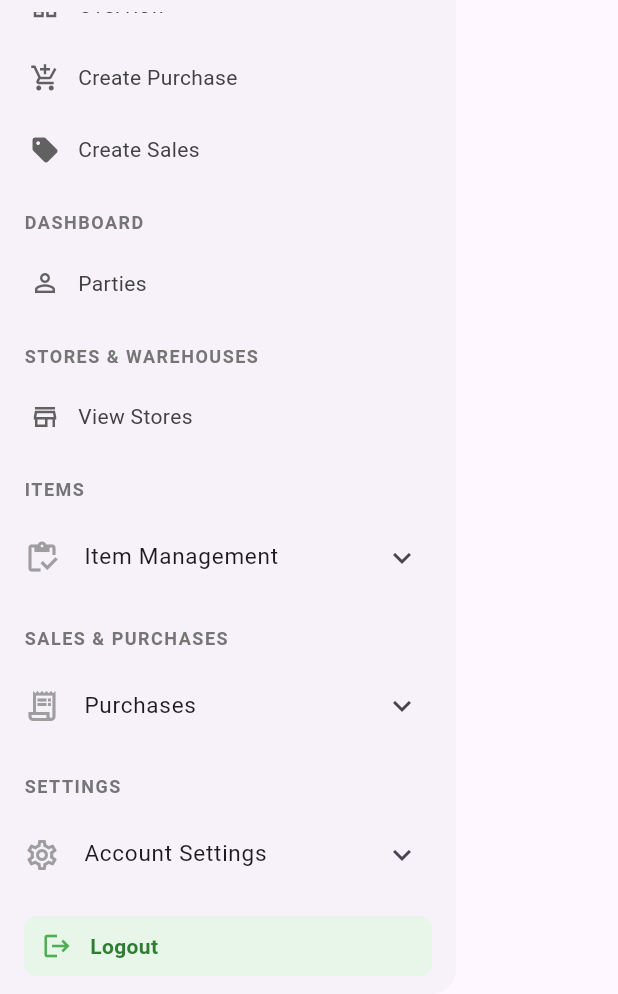
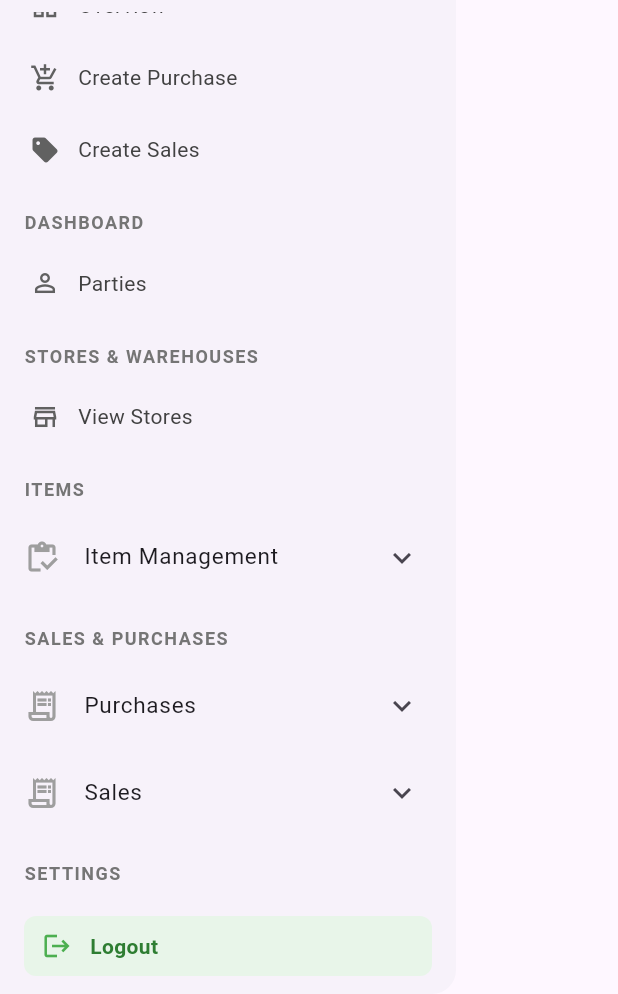
Before and after one commit to Greencreon-LLP-2/GreenBiller-Windows-App-v1, a Flutter app: the AdminSidebar widget shown alone on an empty page, opened directly, scrolled down 117 dp, on a phone screen of 412 x 824 dp, the part 242-1236 px from its top. Run offline on Flutter 3.47's test engine with Material 3 defaults, Android fonts, the phone set to English and light mode, and no system bars; our stand-ins replace barcode_widget, dio, file_picker, get, hive, hive_flutter and 6 more; missing offline and left inert: onesignal_flutter; accounts and stored records are empty; network calls fail.

Commit message:
started sales view

```diff
--- a/lib/core/gloabl_widgets/sidebar/admin_sidebar.dart
+++ b/lib/core/gloabl_widgets/sidebar/admin_sidebar.dart
@@ -253,6 +253,61 @@ class AdminSidebar extends StatelessWidget {
                       // as it requires a purchaseId and is accessed contextually
                     ],
                   ),
+                  ExpansionTile(
+                    leading: const Icon(
+                      Icons.receipt_long_outlined,
+                      color: Colors.grey,
+                    ),
+                    title: const Text("Sales", style: TextStyle(fontSize: 15)),
+                    childrenPadding: const EdgeInsets.only(left: 16),
+                    initiallyExpanded: [
+                      AppRoutes.viewPurchaseBills,
+                      AppRoutes.purchaseReturnView,
+                    ].contains(currentRoute),
+                    children: [
+                      _buildNavTile(
+                        title: "Sales History",
+                        icon: Icons.history,
+                        route: AppRoutes.viewPurchaseBills,
+                        currentRoute: currentRoute,
+                        onTap: () => Get.toNamed(AppRoutes.viewPurchaseBills),
+                        indent: 16,
+                      ),
+                      _buildNavTile(
+                        title: "Sale Orders",
+                        icon: Icons.arrow_back,
+                        route: AppRoutes.purchaseReturnView,
+                        currentRoute: currentRoute,
+                        onTap: () => Get.toNamed(AppRoutes.purchaseReturnView),
+                        indent: 16,
+                      ),
+
+                      _buildNavTile(
+                        title: "Sale Returns",
+                        icon: Icons.arrow_back,
+                        route: AppRoutes.purchaseReturnView,
+                        currentRoute: currentRoute,
+                        onTap: () => Get.toNamed(AppRoutes.purchaseReturnView),
+                        indent: 16,
+                      ),
+                      _buildNavTile(
+                        title: "Stock Adjustment",
+                        icon: Icons.arrow_back,
+                        route: AppRoutes.purchaseReturnView,
+                        currentRoute: currentRoute,
+                        onTap: () => Get.toNamed(AppRoutes.purchaseReturnView),
+                        indent: 16,
+                      ),
+                      _buildNavTile(
+                        title: "Stock Transfer",
+                        icon: Icons.arrow_back,
+                        route: AppRoutes.purchaseReturnView,
+                        currentRoute: currentRoute,
+                        onTap: () => Get.toNamed(AppRoutes.purchaseReturnView),
+                        indent: 16,
+                      ),
+                    ],
+                  ),
 
                   _buildSectionHeader("Settings"),
                   ExpansionTile(
--- a/lib/main.dart
+++ b/lib/main.dart
@@ -296,6 +296,13 @@ class MyApp extends StatelessWidget {
             Get.put(PartiesController());
           }),
         ),
+        GetPage(
+          name: AppRoutes.viewAllsales,
+          page: () => EditStorePage(),
+          binding: BindingsBuilder(() {
+            Get.put(StoreController());
+          }),
+        ),
       ],
       builder: (context, child) {
         // Global controllers
--- a/lib/routes/app_routes.dart
+++ b/lib/routes/app_routes.dart
@@ -39,6 +39,11 @@ class AppRoutes {
 
   // Sales Routes
   static const String newSales = '/sales/create';
+  static const String viewAllsales = '/sales/view';
+  static const String viewAllsalesOrders = '/sales/orders/view';
+  static const String viewAllsalesReturns = '/sales/reutrns/view';
+  static const String stockAdjustment = '/stock/adjustment';
+  static const String stockTransfer = '/stock/transfer';
 
   // Store and Warehouse Routes
   static const String viewStore = '/stores/view';
```
